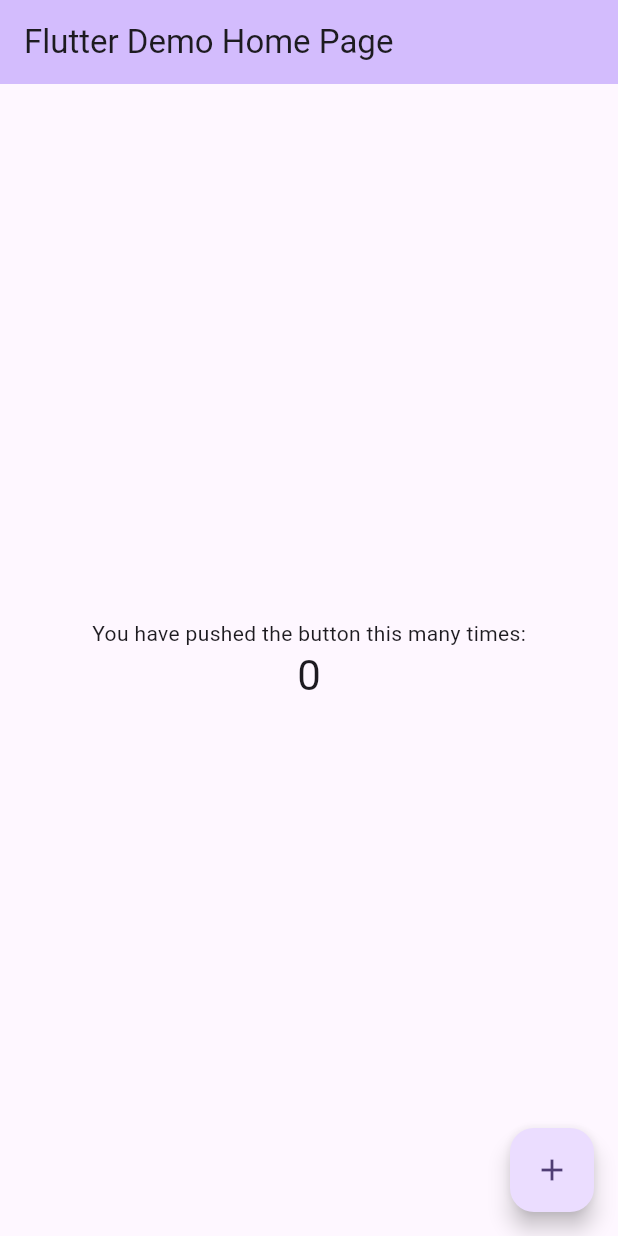
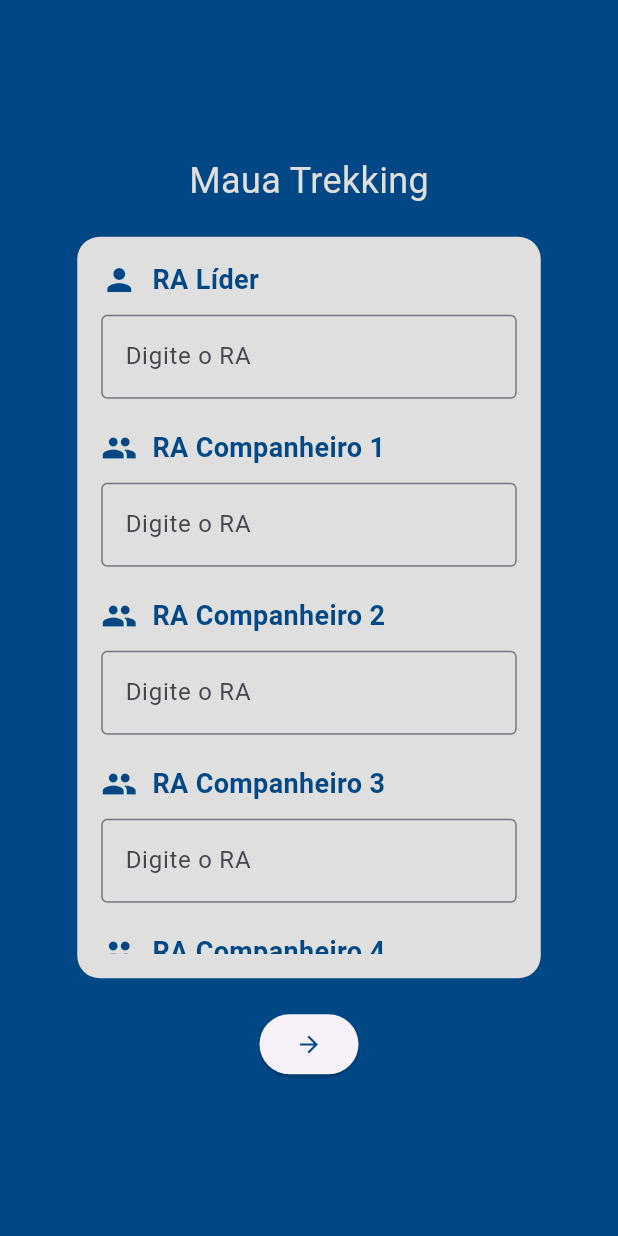
Before and after one commit to Uper05/PI-4S.MauaTrekking, a Flutter app: the screen it shows after launch, on a phone screen of 412 x 824 dp. Run offline on Flutter 3.47's test engine with Material 3 defaults, Android fonts, the phone set to English and light mode, and no system bars.

Commit message:
Tela de Registro
Implementação da tela de registro de usuário Mobile, possuindo um título, 5 campos para inserir RA e uma função de salvamento em lista.

ainda falta implementar:
-Logo da Instituição
-Troca de tela após registro
-Tela de Professores

```diff
--- a/maua_trecking_project/lib/main.dart
+++ b/maua_trecking_project/lib/main.dart
@@ -1,4 +1,5 @@
 import 'package:flutter/material.dart';
+import 'widgets/ralist.dart';
 
 void main() {
   runApp(const MyApp());
@@ -10,116 +11,121 @@
   // This widget is the root of your application.
   @override
   Widget build(BuildContext context) {
-    return MaterialApp(
-      title: 'Flutter Demo',
-      theme: ThemeData(
-        // This is the theme of your application.
-        //
-        // TRY THIS: Try running your application with "flutter run". You'll see
-        // the application has a purple toolbar. Then, without quitting the app,
-        // try changing the seedColor in the colorScheme below to Colors.green
-        // and then invoke "hot reload" (save your changes or press the "hot
-        // reload" button in a Flutter-supported IDE, or press "r" if you used
-        // the command line to start the app).
-        //
-        // Notice that the counter didn't reset back to zero; the application
-        // state is not lost during the reload. To reset the state, use hot
-        // restart instead.
-        //
-        // This works for code too, not just values: Most code changes can be
-        // tested with just a hot reload.
-        colorScheme: ColorScheme.fromSeed(seedColor: Colors.deepPurple),
-        useMaterial3: true,
-      ),
-      home: const MyHomePage(title: 'Flutter Demo Home Page'),
+    return const MaterialApp(
+      title: 'Maua Trekking',
+      home: Home(title: 'Maua Trekking'),
     );
   }
 }
 
-class MyHomePage extends StatefulWidget {
-  const MyHomePage({super.key, required this.title});
-
-  // This widget is the home page of your application. It is stateful, meaning
-  // that it has a State object (defined below) that contains fields that affect
-  // how it looks.
-
-  // This class is the configuration for the state. It holds the values (in this
-  // case the title) provided by the parent (in this case the App widget) and
-  // used by the build method of the State. Fields in a Widget subclass are
-  // always marked "final".
+class Home extends StatelessWidget {
+  const Home({super.key, required this.title});
 
   final String title;
 
   @override
-  State<MyHomePage> createState() => _MyHomePageState();
+  Widget build(BuildContext context) {
+
+    return Scaffold(
+      body: LayoutBuilder(builder: (context, constrains){
+        return constrains.maxWidth <= 900?const MobileLayout():const DesktopLayout();
+      })
+    );
+  }
 }
 
-class _MyHomePageState extends State<MyHomePage> {
-  int _counter = 0;
 
-  void _incrementCounter() {
-    setState(() {
-      // This call to setState tells the Flutter framework that something has
-      // changed in this State, which causes it to rerun the build method below
-      // so that the display can reflect the updated values. If we changed
-      // _counter without calling setState(), then the build method would not be
-      // called again, and so nothing would appear to happen.
-      _counter++;
-    });
+class MobileLayout extends StatefulWidget{
+  const MobileLayout({super.key});
+
+  @override
+  State<StatefulWidget> createState() {
+    return MobileLayoutState();
+  }
+}
+
+
+class MobileLayoutState extends State<MobileLayout>{
+
+  final List<String> ratitulos = [
+    'RA Líder',
+    'RA Companheiro 1',
+    'RA Companheiro 2',
+    'RA Companheiro 3',
+    'RA Companheiro 4'
+  ];
+
+  final List<IconData> raicones = [
+    Icons.person,
+    Icons.group,
+    Icons.group,
+    Icons.group,
+    Icons.group
+  ];
+
+  late List<TextEditingController> controllers;
+
+  @override
+  void initState() {
+    super.initState();
+    controllers = List.generate(ratitulos.length, (index) => TextEditingController());
+  }
+
+  void getTextFieldValues() {
+    List<String> valores = controllers.map((controller) => controller.text).toList();
+    print(valores);
   }
 
   @override
   Widget build(BuildContext context) {
-    // This method is rerun every time setState is called, for instance as done
-    // by the _incrementCounter method above.
-    //
-    // The Flutter framework has been optimized to make rerunning build methods
-    // fast, so that you can just rebuild anything that needs updating rather
-    // than having to individually change instances of widgets.
+
+    final double screenHeight = MediaQuery.of(context).size.height;
+    final double screenWidth = MediaQuery.of(context).size.width;
     return Scaffold(
-      appBar: AppBar(
-        // TRY THIS: Try changing the color here to a specific color (to
-        // Colors.amber, perhaps?) and trigger a hot reload to see the AppBar
-        // change color while the other colors stay the same.
-        backgroundColor: Theme.of(context).colorScheme.inversePrimary,
-        // Here we take the value from the MyHomePage object that was created by
-        // the App.build method, and use it to set our appbar title.
-        title: Text(widget.title),
+      backgroundColor: const Color.fromARGB(255, 0, 71, 133),
+      body: Center(
+        child: Column(mainAxisAlignment: MainAxisAlignment.center, children: [
+          const Text(
+            "Maua Trekking",
+            style: TextStyle(
+                fontSize: 24, color: Color.fromARGB(255, 223, 223, 223)),
+          ),
+          const SizedBox(
+            height: 20,
+          ),
+          SizedBox(
+            width: screenWidth * 0.75,
+            height: screenHeight * 0.60,
+            child: Container(
+              decoration: BoxDecoration(
+                  color:const Color.fromARGB(255, 223, 223, 223),
+                  borderRadius: BorderRadius.circular(15)),
+              child: Padding(
+                  padding: const EdgeInsets.all(16.0),
+                  child: ListView
+                    (
+                      children: [
+                      RaListWidget(icon: raicones[0], title: ratitulos[0], controller: controllers[0],),
+                      RaListWidget(icon: raicones[1], title: ratitulos[1], controller: controllers[1]),
+                      RaListWidget(icon: raicones[2], title: ratitulos[2], controller: controllers[2]),
+                      RaListWidget(icon: raicones[3], title: ratitulos[3], controller: controllers[3]),
+                      RaListWidget(icon: raicones[4], title: ratitulos[4], controller: controllers[4]),
+                    ],)
+                  )),
+            ),
+          const SizedBox(height: 20,),
+          ElevatedButton(onPressed: getTextFieldValues,child: const Icon(Icons.arrow_forward,color: Color.fromARGB(255, 0, 71, 133),),)
+        ]),
       ),
-      body: Center(
-        // Center is a layout widget. It takes a single child and positions it
-        // in the middle of the parent.
-        child: Column(
-          // Column is also a layout widget. It takes a list of children and
-          // arranges them vertically. By default, it sizes itself to fit its
-          // children horizontally, and tries to be as tall as its parent.
-          //
-          // Column has various properties to control how it sizes itself and
-          // how it positions its children. Here we use mainAxisAlignment to
-          // center the children vertically; the main axis here is the vertical
-          // axis because Columns are vertical (the cross axis would be
-          // horizontal).
-          //
-          // TRY THIS: Invoke "debug painting" (choose the "Toggle Debug Paint"
-          // action in the IDE, or press "p" in the console), to see the
-          // wireframe for each widget.
-          mainAxisAlignment: MainAxisAlignment.center,
-          children: <Widget>[
-            const Text(
-              'You have pushed the button this many times:',
-            ),
-            Text(
-              '$_counter',
-              style: Theme.of(context).textTheme.headlineMedium,
-            ),
-          ],
-        ),
-      ),
-      floatingActionButton: FloatingActionButton(
-        onPressed: _incrementCounter,
-        tooltip: 'Increment',
-        child: const Icon(Icons.add),
-      ), // This trailing comma makes auto-formatting nicer for build methods.
     );
   }
 }
+
+class DesktopLayout extends StatelessWidget{
+  const DesktopLayout({super.key});
+  @override
+  Widget build(BuildContext context) {
+    // TODO: implement build
+    throw UnimplementedError();
+  }
+}
--- /dev/null
+++ b/maua_trecking_project/lib/widgets/ralist.dart
@@ -0,0 +1,39 @@
+import 'package:flutter/material.dart';
+
+class RaListWidget extends StatelessWidget {
+  final IconData icon;
+  final String title;
+  final TextEditingController controller; // Adiciona o controlador como um parâmetro
+
+
+  const RaListWidget({super.key, required this.icon, required this.title, required this.controller});
+
+  @override
+  @override
+  Widget build(BuildContext context) {
+    return Column(
+      crossAxisAlignment: CrossAxisAlignment.start,
+      children: [
+        Row(
+          children: [
+            Icon(icon,color: Color.fromARGB(255, 0, 71, 133),),
+            const SizedBox(width: 10),
+            Text(
+              title,
+              style: const TextStyle(fontSize: 18, fontWeight: FontWeight.bold,color: Color.fromARGB(255, 0, 71, 133),),
+            ),
+          ],
+        ),
+        const SizedBox(height: 10),
+        TextField(
+          controller: controller, // Associando o controlador ao TextField
+          decoration: const InputDecoration(
+            border: OutlineInputBorder(),
+            labelText:'Digite o RA',
+          ),
+        ),
+        const SizedBox(height: 20), // Espaço entre os widgets
+      ],
+    );
+  }
+}
```
